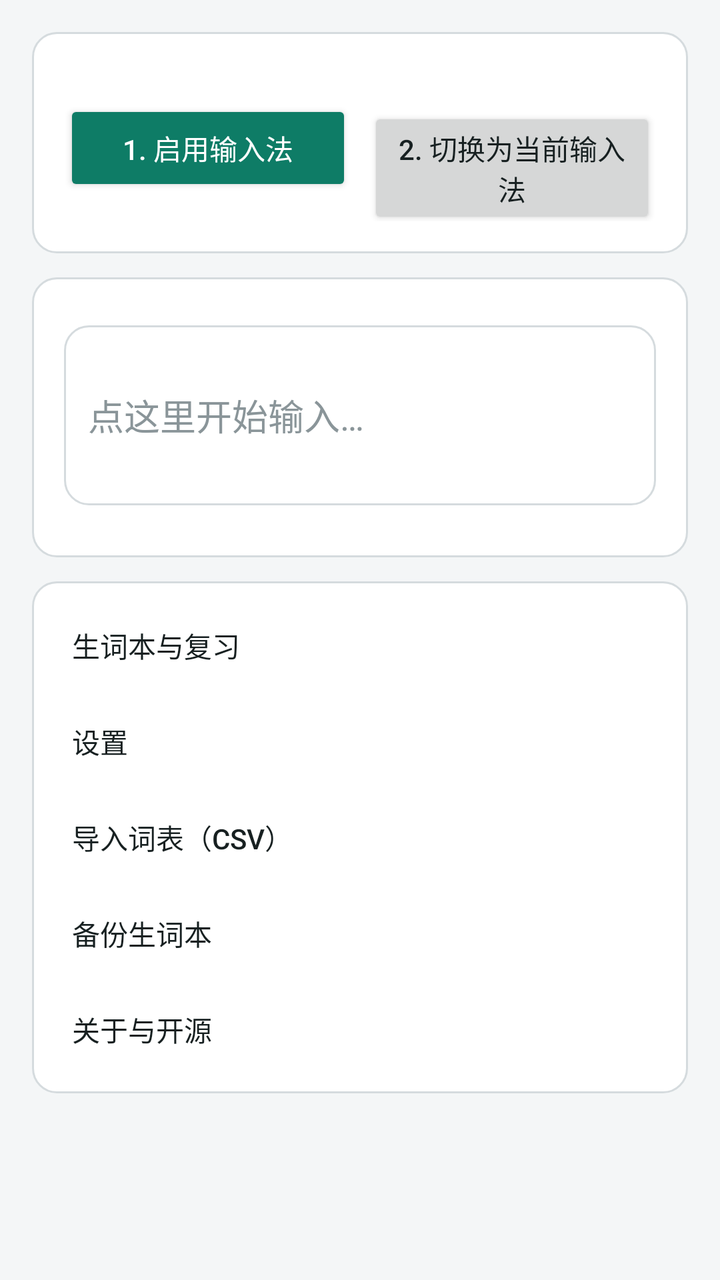
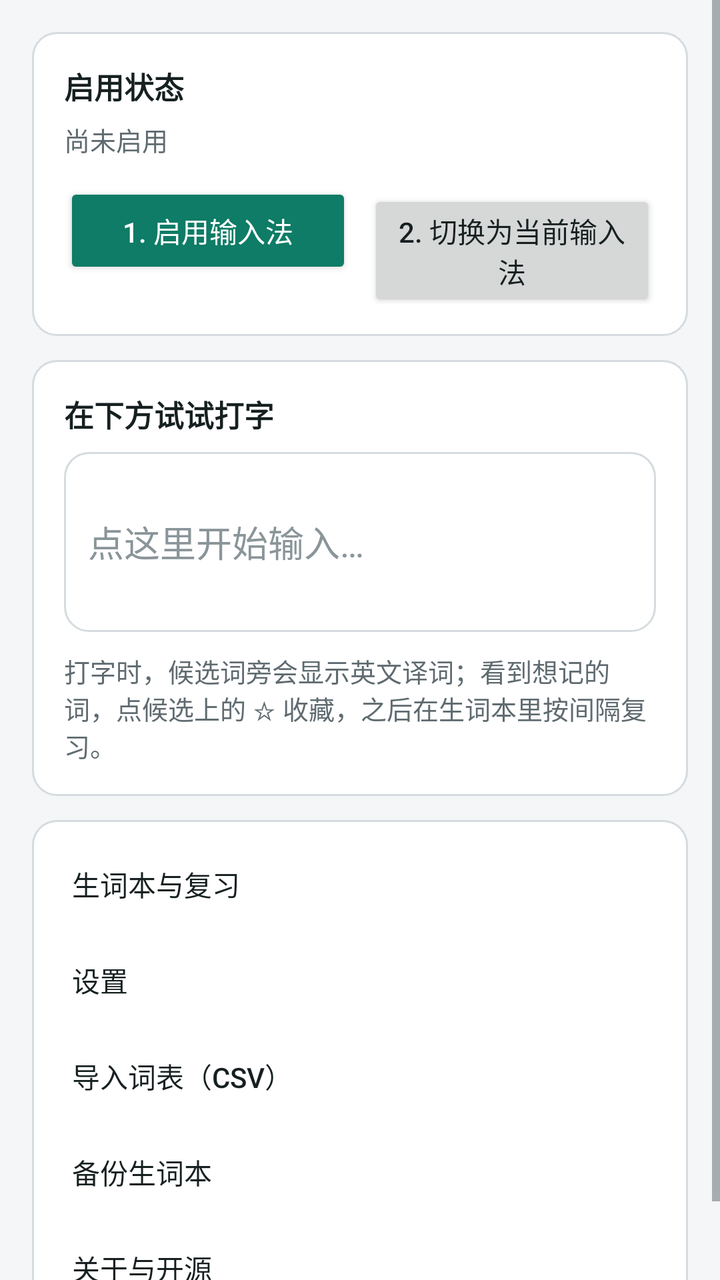

The first picture is an Android layout as it rendered before a commit; the second is the same layout after the commit. The layout source and the unified diff follow.
<!-- AndroidManifest.xml: application theme Theme.PickWord -->
<!-- res/layout/activity_main.xml -->
<?xml version="1.0" encoding="utf-8"?>
<ScrollView xmlns:android="http://schemas.android.com/apk/res/android"
    android:layout_width="match_parent"
    android:layout_height="match_parent"
    android:background="@color/window_bg">

    <LinearLayout
        android:layout_width="match_parent"
        android:layout_height="wrap_content"
        android:orientation="vertical"
        android:padding="16dp">

        
        <LinearLayout
            android:layout_width="match_parent"
            android:layout_height="wrap_content"
            android:background="@drawable/bg_card"
            android:orientation="vertical"
            android:padding="16dp">

            <TextView style="@style/CardTitle" android:text="@string/home_status_title" />

            <TextView
                android:id="@+id/status_text"
                style="@style/CardBody"
                android:layout_marginTop="6dp"
                android:text="@string/home_status_disabled" />

            <LinearLayout
                android:layout_width="match_parent"
                android:layout_height="wrap_content"
                android:layout_marginTop="12dp"
                android:orientation="horizontal">

                <Button
                    android:id="@+id/btn_enable"
                    style="@style/Widget.AppCompat.Button.Colored"
                    android:layout_width="0dp"
                    android:layout_height="wrap_content"
                    android:layout_marginEnd="8dp"
                    android:layout_weight="1"
                    android:text="@string/home_action_enable" />

                <Button
                    android:id="@+id/btn_choose"
                    style="@style/Widget.AppCompat.Button"
                    android:layout_width="0dp"
                    android:layout_height="wrap_content"
                    android:layout_weight="1"
                    android:text="@string/home_action_choose" />
            </LinearLayout>
        </LinearLayout>

        
        <LinearLayout
            android:layout_width="match_parent"
            android:layout_height="wrap_content"
            android:layout_marginTop="12dp"
            android:background="@drawable/bg_card"
            android:orientation="vertical"
            android:padding="16dp">

            <TextView style="@style/CardTitle" android:text="@string/home_action_test" />

            <EditText
                android:id="@+id/test_input"
                android:layout_width="match_parent"
                android:layout_height="wrap_content"
                android:layout_marginTop="8dp"
                android:background="@drawable/bg_card"
                android:hint="@string/home_test_hint"
                android:imeOptions="actionDone"
                android:importantForAutofill="no"
                android:inputType="text"
                android:minHeight="90dp"
                android:padding="12dp"
                android:textColor="@color/text_primary"
                android:textColorHint="@color/text_tertiary" />

            <TextView
                style="@style/CardBody"
                android:layout_marginTop="10dp"
                android:text="@string/home_intro" />
        </LinearLayout>

        
        <LinearLayout
            android:layout_width="match_parent"
            android:layout_height="wrap_content"
            android:layout_marginTop="12dp"
            android:background="@drawable/bg_card"
            android:orientation="vertical"
            android:padding="8dp">

            <Button
                android:id="@+id/btn_wordbook"
                style="@style/Widget.AppCompat.Button.Borderless"
                android:layout_width="match_parent"
                android:layout_height="wrap_content"
                android:gravity="start|center_vertical"
                android:text="@string/home_entry_wordbook" />

            <Button
                android:id="@+id/btn_settings"
                style="@style/Widget.AppCompat.Button.Borderless"
                android:layout_width="match_parent"
                android:layout_height="wrap_content"
                android:gravity="start|center_vertical"
                android:text="@string/home_entry_settings" />

            <Button
                android:id="@+id/btn_import"
                style="@style/Widget.AppCompat.Button.Borderless"
                android:layout_width="match_parent"
                android:layout_height="wrap_content"
                android:gravity="start|center_vertical"
                android:text="@string/home_entry_import" />

            <Button
                android:id="@+id/btn_export"
                style="@style/Widget.AppCompat.Button.Borderless"
                android:layout_width="match_parent"
                android:layout_height="wrap_content"
                android:gravity="start|center_vertical"
                android:text="@string/home_entry_export" />

            <Button
                android:id="@+id/btn_about"
                style="@style/Widget.AppCompat.Button.Borderless"
                android:layout_width="match_parent"
                android:layout_height="wrap_content"
                android:gravity="start|center_vertical"
                android:text="@string/home_entry_about" />
        </LinearLayout>
    </LinearLayout>
</ScrollView>
<!-- resources referenced by this layout -->
<resources>
  <color name="text_primary">#172021</color>
  <color name="text_tertiary">#8A9599</color>
  <color name="window_bg">#F4F6F7</color>
  <!-- drawable bg_card (drawable) -->
  <?xml version="1.0" encoding="utf-8"?>
  <shape xmlns:android="http://schemas.android.com/apk/res/android" android:shape="rectangle">
      <solid android:color="@color/surface" />
      <corners android:radius="12dp" />
      <stroke android:width="1dp" android:color="@color/divider" />
  </shape>
  <string name="home_action_choose">2. 切换为当前输入法</string>
  <string name="home_action_enable">1. 启用输入法</string>
  <string name="home_action_test">在下方试试打字</string>
  <string name="home_entry_about">关于与开源</string>
  <string name="home_entry_export">备份生词本</string>
  <string name="home_entry_import">导入词表（CSV）</string>
  <string name="home_entry_settings">设置</string>
  <string name="home_entry_wordbook">生词本与复习</string>
  <string name="home_intro">打字时，候选词旁会显示英文译词；看到想记的词，点候选上的 ☆ 收藏，之后在生词本里按间隔复习。</string>
  <string name="home_status_disabled">尚未启用</string>
  <string name="home_status_title">启用状态</string>
  <string name="home_test_hint">点这里开始输入…</string>
  <style name="CardBody" parent="TextAppearance.AppCompat.Small">
          <item name="android:textSize">13sp</item>
          <item name="android:textColor">@color/text_secondary</item>
      </style>
  <style name="CardTitle" parent="TextAppearance.AppCompat.Medium">
          <item name="android:textSize">15sp</item>
          <item name="android:textColor">@color/text_primary</item>
          <item name="android:textStyle">bold</item>
      </style>
  <style name="Theme.PickWord" parent="Theme.AppCompat.DayNight.NoActionBar">
          <item name="colorPrimary">@color/brand</item>
          <item name="colorPrimaryDark">@color/brand_dark</item>
          <item name="colorAccent">@color/brand</item>
          <item name="android:windowBackground">@color/window_bg</item>
          <item name="android:textColorPrimary">@color/text_primary</item>
          <item name="android:textColorSecondary">@color/text_secondary</item>
      </style>
  <color name="surface">#FFFFFF</color>
  <color name="divider">#D5DBDE</color>
  <color name="text_secondary">#5F6B70</color>
  <color name="brand">#0E7C66</color>
  <color name="brand_dark">#0A5A4A</color>
</resources>

<!-- the commit's change to res/layout/activity_main.xml (unified diff, before → after) -->
@@ -18,11 +18,17 @@
             android:orientation="vertical"
             android:padding="16dp">
 
-            <TextView style="@style/CardTitle" android:text="@string/home_status_title" />
+            <TextView
+                style="@style/CardTitle"
+                android:layout_width="wrap_content"
+                android:layout_height="wrap_content"
+                android:text="@string/home_status_title" />
 
             <TextView
                 android:id="@+id/status_text"
                 style="@style/CardBody"
+                android:layout_width="match_parent"
+                android:layout_height="wrap_content"
                 android:layout_marginTop="6dp"
                 android:text="@string/home_status_disabled" />
 
@@ -79,6 +85,8 @@
 
             <TextView
                 style="@style/CardBody"
+                android:layout_width="match_parent"
+                android:layout_height="wrap_content"
                 android:layout_marginTop="10dp"
                 android:text="@string/home_intro" />
         </LinearLayout>
<!-- resource entries referenced after the edit -->
@@ -23,10 +23,14 @@
   <string name="home_status_title">启用状态</string>
   <string name="home_test_hint">点这里开始输入…</string>
   <style name="CardBody" parent="TextAppearance.AppCompat.Small">
+          <item name="android:layout_width">wrap_content</item>
+          <item name="android:layout_height">wrap_content</item>
           <item name="android:textSize">13sp</item>
           <item name="android:textColor">@color/text_secondary</item>
       </style>
   <style name="CardTitle" parent="TextAppearance.AppCompat.Medium">
+          <item name="android:layout_width">wrap_content</item>
+          <item name="android:layout_height">wrap_content</item>
           <item name="android:textSize">15sp</item>
           <item name="android:textColor">@color/text_primary</item>
           <item name="android:textStyle">bold</item>
